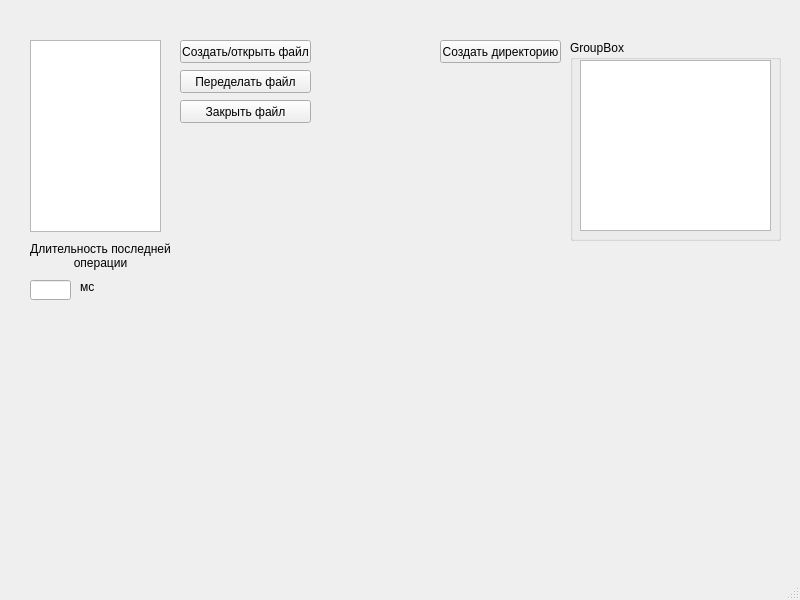
This is l3_kzh_sp/l3_kzh_sp/anothermainwindow.ui in Funjy/SP_Labs as Qt 5 draws it before an edit. The edited form follows.
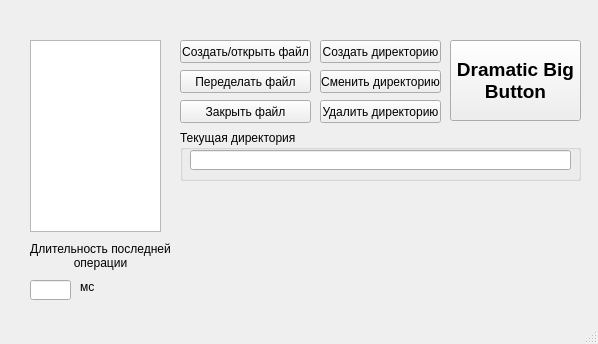
This is the edited form.

The edit to the form file:
```diff
--- a/l3_kzh_sp/l3_kzh_sp/anothermainwindow.ui
+++ b/l3_kzh_sp/l3_kzh_sp/anothermainwindow.ui
@@ -6,8 +6,8 @@
    <rect>
     <x>0</x>
     <y>0</y>
-    <width>800</width>
-    <height>600</height>
+    <width>598</width>
+    <height>344</height>
    </rect>
   </property>
   <property name="windowTitle">
@@ -53,7 +53,7 @@
    <widget class="QPushButton" name="CreateDir">
     <property name="geometry">
      <rect>
-      <x>440</x>
+      <x>320</x>
       <y>40</y>
       <width>121</width>
       <height>23</height>
@@ -63,27 +63,35 @@
      <string>Создать директорию</string>
     </property>
    </widget>
-   <widget class="QGroupBox" name="CurDirBox">
+   <widget class="QGroupBox" name="CurDirGroup">
     <property name="geometry">
      <rect>
-      <x>570</x>
-      <y>40</y>
-      <width>211</width>
-      <height>201</height>
+      <x>180</x>
+      <y>130</y>
+      <width>401</width>
+      <height>51</height>
      </rect>
     </property>
     <property name="title">
-     <string>GroupBox</string>
+     <string>Текущая директория</string>
     </property>
-    <widget class="QListWidget" name="DirContainList">
+    <widget class="QLineEdit" name="CurDirBox">
      <property name="geometry">
       <rect>
        <x>10</x>
        <y>20</y>
-       <width>191</width>
-       <height>171</height>
+       <width>381</width>
+       <height>20</height>
       </rect>
      </property>
+     <property name="font">
+      <font>
+       <family>Segoe UI</family>
+      </font>
+     </property>
+     <property name="readOnly">
+      <bool>true</bool>
+     </property>
     </widget>
    </widget>
    <widget class="QPushButton" name="UpdateFileButton">
@@ -142,6 +150,63 @@
      <string>мс</string>
     </property>
    </widget>
+   <widget class="QPushButton" name="changeDirButton">
+    <property name="geometry">
+     <rect>
+      <x>320</x>
+      <y>70</y>
+      <width>121</width>
+      <height>23</height>
+     </rect>
+    </property>
+    <property name="text">
+     <string>Сменить директорию</string>
+    </property>
+   </widget>
+   <widget class="QPushButton" name="deleteDirButton">
+    <property name="geometry">
+     <rect>
+      <x>320</x>
+      <y>100</y>
+      <width>121</width>
+      <height>23</height>
+     </rect>
+    </property>
+    <property name="text">
+     <string>Удалить директорию</string>
+    </property>
+   </widget>
+   <widget class="QPushButton" name="DoTaskButton">
+    <property name="geometry">
+     <rect>
+      <x>450</x>
+      <y>40</y>
+      <width>131</width>
+      <height>81</height>
+     </rect>
+    </property>
+    <property name="font">
+     <font>
+      <family>Segoe UI</family>
+      <pointsize>14</pointsize>
+      <weight>75</weight>
+      <bold>true</bold>
+     </font>
+    </property>
+    <property name="cursor">
+     <cursorShape>PointingHandCursor</cursorShape>
+    </property>
+    <property name="toolTip">
+     <string>&lt;html&gt;&lt;head/&gt;&lt;body&gt;&lt;p&gt;Press Me&lt;/p&gt;&lt;/body&gt;&lt;/html&gt;</string>
+    </property>
+    <property name="autoFillBackground">
+     <bool>false</bool>
+    </property>
+    <property name="text">
+     <string>Dramatic Big 
+Button</string>
+    </property>
+   </widget>
   </widget>
   <widget class="QMenuBar" name="menubar">
    <property name="geometry">
```
Left out of the diff: 4 changed lines with no effect on the pictures.
